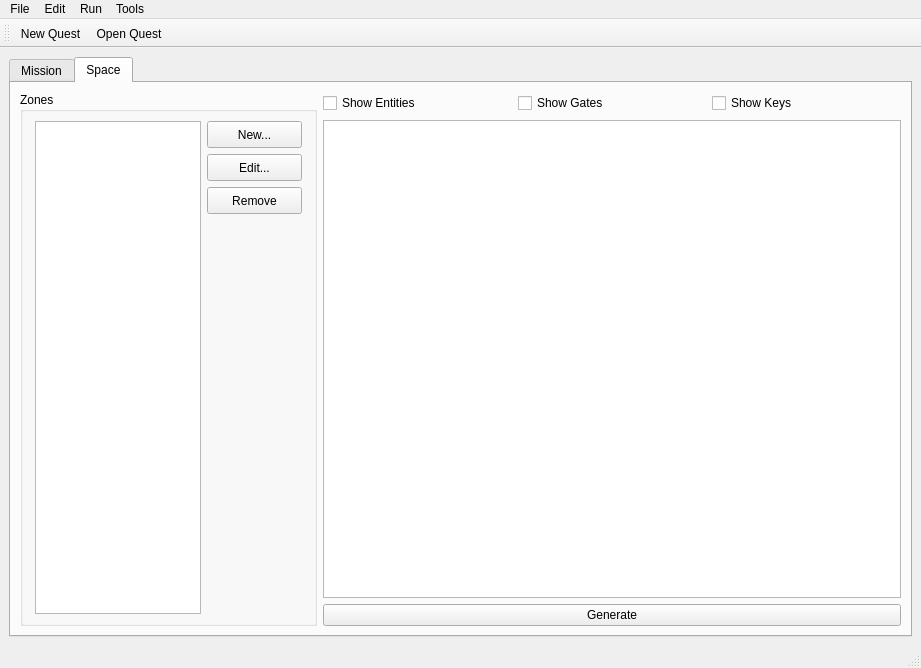
Old version of the form ui/editorwindow.ui in the repository hkeeble/ProcLevelDesigner.
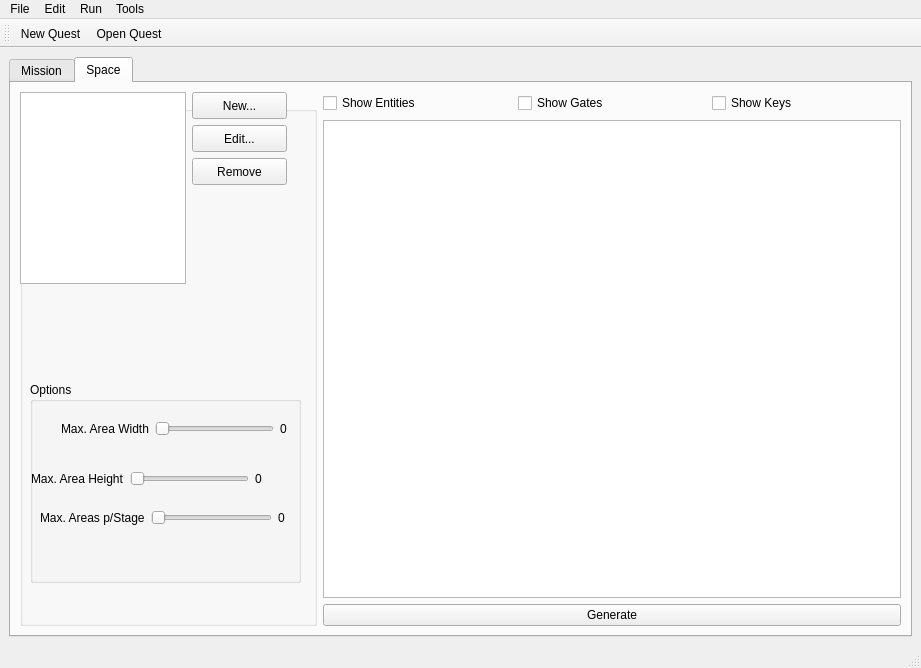
New version of the form. The open tabs and pages were chosen to show the change. Custom widgets are drawn as their Qt base class.

The edit to the form file:
```diff
--- a/ui/editorwindow.ui
+++ b/ui/editorwindow.ui
@@ -378,8 +378,119 @@
             <property name="title">
              <string>Zones</string>
             </property>
-            <layout class="QGridLayout" name="gridLayout_5">
-             <item row="0" column="0">
+            <widget class="QGroupBox" name="groupBox_2">
+             <property name="geometry">
+              <rect>
+               <x>10</x>
+               <y>290</y>
+               <width>271</width>
+               <height>201</height>
+              </rect>
+             </property>
+             <property name="title">
+              <string>Options</string>
+             </property>
+             <widget class="QWidget" name="">
+              <property name="geometry">
+               <rect>
+                <x>1</x>
+                <y>81</y>
+                <width>231</width>
+                <height>31</height>
+               </rect>
+              </property>
+              <layout class="QHBoxLayout" name="horizontalLayout_8">
+               <item>
+                <widget class="QLabel" name="label_2">
+                 <property name="text">
+                  <string>Max. Area Height</string>
+                 </property>
+                </widget>
+               </item>
+               <item>
+                <widget class="QSlider" name="maxAreaHeightSlider">
+                 <property name="orientation">
+                  <enum>Qt::Horizontal</enum>
+                 </property>
+                </widget>
+               </item>
+               <item>
+                <widget class="QLabel" name="maxAreaHeightLabel">
+                 <property name="text">
+                  <string>0</string>
+                 </property>
+                </widget>
+               </item>
+              </layout>
+             </widget>
+             <widget class="QWidget" name="">
+              <property name="geometry">
+               <rect>
+                <x>31</x>
+                <y>31</y>
+                <width>226</width>
+                <height>31</height>
+               </rect>
+              </property>
+              <layout class="QHBoxLayout" name="horizontalLayout_7">
+               <item>
+                <widget class="QLabel" name="label">
+                 <property name="text">
+                  <string>Max. Area Width</string>
+                 </property>
+                </widget>
+               </item>
+               <item>
+                <widget class="QSlider" name="maxAreaWidthSlider">
+                 <property name="orientation">
+                  <enum>Qt::Horizontal</enum>
+                 </property>
+                </widget>
+               </item>
+               <item>
+                <widget class="QLabel" name="maxAreaWidthLabel">
+                 <property name="text">
+                  <string>0</string>
+                 </property>
+                </widget>
+               </item>
+              </layout>
+             </widget>
+             <widget class="QWidget" name="">
+              <property name="geometry">
+               <rect>
+                <x>10</x>
+                <y>120</y>
+                <width>245</width>
+                <height>31</height>
+               </rect>
+              </property>
+              <layout class="QHBoxLayout" name="horizontalLayout_9">
+               <item>
+                <widget class="QLabel" name="label_3">
+                 <property name="text">
+                  <string>Max. Areas p/Stage</string>
+                 </property>
+                </widget>
+               </item>
+               <item>
+                <widget class="QSlider" name="maxAreasSlider">
+                 <property name="orientation">
+                  <enum>Qt::Horizontal</enum>
+                 </property>
+                </widget>
+               </item>
+               <item>
+                <widget class="QLabel" name="maxAreasLabel">
+                 <property name="text">
+                  <string>0</string>
+                 </property>
+                </widget>
+               </item>
+              </layout>
+             </widget>
+            </widget>
+            <widget class="QWidget" name="">
               <layout class="QHBoxLayout" name="horizontalLayout_2">
                <item>
                 <widget class="QListView" name="zoneList">
@@ -475,8 +586,7 @@
                 </layout>
                </item>
               </layout>
-             </item>
-            </layout>
+            </widget>
            </widget>
           </item>
           <item>
@@ -589,6 +699,17 @@
      </widget>
     </item>
    </layout>
+   <widget class="QWidget" name="">
+    <property name="geometry">
+     <rect>
+      <x>0</x>
+      <y>0</y>
+      <width>2</width>
+      <height>2</height>
+     </rect>
+    </property>
+    <layout class="QHBoxLayout" name="horizontalLayout_6"/>
+   </widget>
   </widget>
   <widget class="QMenuBar" name="menubar">
    <property name="geometry">
```
Left out of the diff: 3 changed lines with no effect on the pictures. Lines whose indentation alone changed are shown as unchanged.
